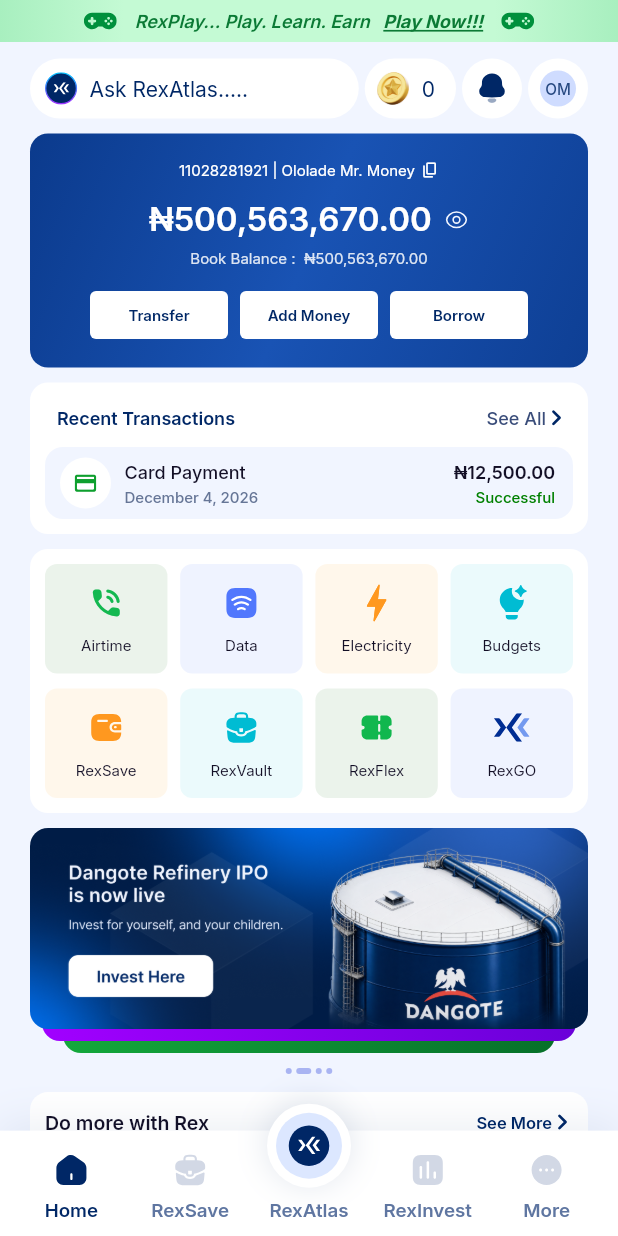
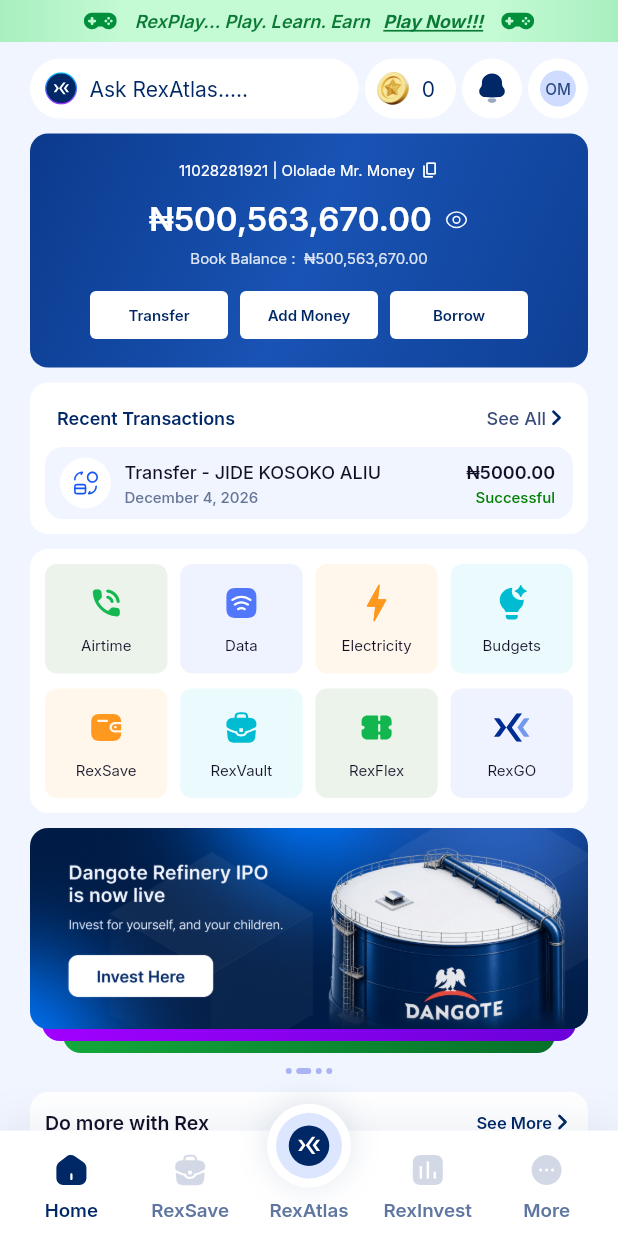
Before and after one commit to Kent-Sammy/rexverse, a Flutter app: the screen it shows after launch, on a phone screen of 412 x 824 dp. Run offline on Flutter 3.47's test engine with Material 3 defaults, Android fonts, the phone set to English and light mode, and no system bars; our stand-ins replace audioplayers, file_picker, flutter_svg, pdf, printing, share_plus and 1 more; accounts and stored records are empty; project files that could hold a hidden picture were left out.

Commit message:
Home: latest demo transaction is the transfer to Jide Kosoko Aliu
Co-Authored-By: Claude Opus 5.5 <noreply@anthropic.com>
Claude-Session: https://claude.ai/code/session_01EjWxE6W9E8HwFDXk54C2wv

```diff
--- a/rex_atlas/lib/features/transactions/data/transactions_feed.dart
+++ b/rex_atlas/lib/features/transactions/data/transactions_feed.dart
@@ -170,8 +170,22 @@ class TransactionsFeed implements ReceiptService {
     );
 
     const cr = TxnDirection.credit, dr = TxnDirection.debit;
+    // The latest one, shown on Home's Recent Transactions card (as in the
+    // design): always the newest entry of the day.
+    final jideAt = today.add(const Duration(hours: 9, minutes: 25));
     return [
       // Today
+      t(
+        'DEMO-TX-1006',
+        'Transfer to Jide Kosoko Aliu',
+        'Transfer',
+        TxnKind.transfer,
+        dr,
+        5000,
+        jideAt.isAfter(now) ? now.subtract(const Duration(minutes: 2)) : jideAt,
+        who: 'JIDE KOSOKO ALIU',
+        whoLine: 'GTBank | 012****345',
+      ),
       t(
         'DEMO-TX-1001',
         'Transfer from Chidinma Okafor',
```
Also changed, not shown: 2 other files.
